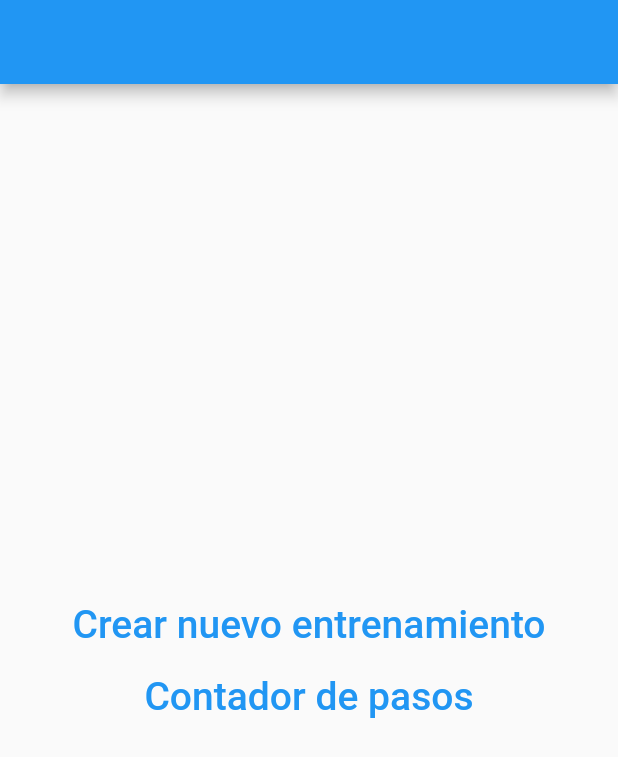
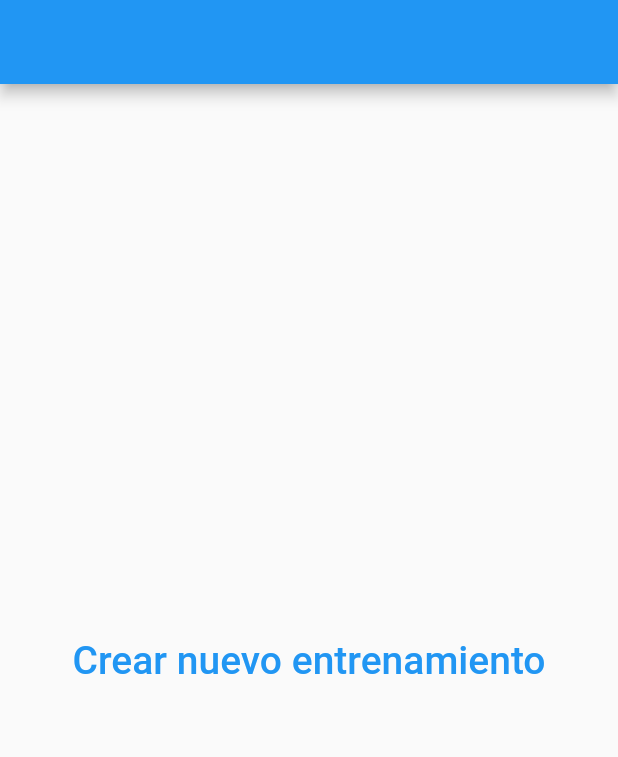
Before and after one commit to alexmarpan/flutter_gym_app, a Flutter app: the screen it shows after launch, on a phone screen of 412 x 824 dp. Shown: the top 757 px of the screen. Run offline on Flutter 3.47's test engine with Material 2 defaults, Android fonts, the phone set to English and light mode, and no system bars; our stand-ins replace pedometer.

Commit message:
comment stepp counter

```diff
--- a/lib/main.dart
+++ b/lib/main.dart
@@ -41,7 +41,7 @@ class _MyHomePageState extends State<MyHomePage> {
             child: Column(
           mainAxisAlignment: MainAxisAlignment.center,
           crossAxisAlignment: CrossAxisAlignment.center,
-          children: [goToMenuEntrenamiento(), goToContadorPasos()],
+          children: [goToMenuEntrenamiento() /*, goToContadorPasos()*/],
         )));
   }
 
```
